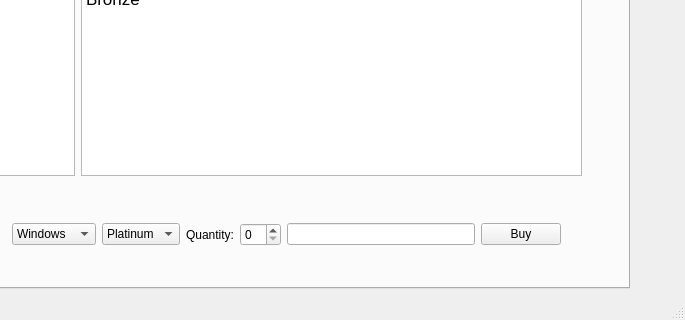
minipunch/cs1cproject2, file qt/mainwindow.ui: the form before one commit; both pictures show x 531 to 1216 and y 421 to 741 of the 1216 by 741 pixel window.
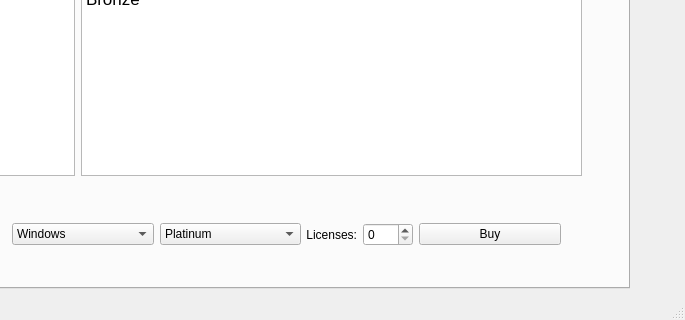
The form after the commit. The open tabs and pages were chosen to show the change. Icons and pictures are not drawn.

The edit to the form file:
```diff
--- a/qt/mainwindow.ui
+++ b/qt/mainwindow.ui
@@ -246,17 +246,17 @@
        </rect>
       </property>
       <layout class="QGridLayout" name="productsLayout">
-       <item row="0" column="2">
-        <widget class="QLabel" name="label_4">
-         <property name="text">
-          <string>Quantity:</string>
-         </property>
-        </widget>
-       </item>
        <item row="0" column="3">
-        <widget class="QSpinBox" name="spinBox"/>
+        <widget class="QSpinBox" name="spinBox">
+         <property name="maximumSize">
+          <size>
+           <width>50</width>
+           <height>16777215</height>
+          </size>
+         </property>
+        </widget>
        </item>
-       <item row="0" column="5">
+       <item row="0" column="4">
         <widget class="QPushButton" name="BuyButton">
          <property name="text">
           <string>Buy</string>
@@ -287,6 +287,22 @@
          </item>
         </widget>
        </item>
+       <item row="0" column="2">
+        <widget class="QLabel" name="label_4">
+         <property name="maximumSize">
+          <size>
+           <width>50</width>
+           <height>16777215</height>
+          </size>
+         </property>
+         <property name="text">
+          <string>Licenses:</string>
+         </property>
+         <property name="alignment">
+          <set>Qt::AlignRight|Qt::AlignTrailing|Qt::AlignVCenter</set>
+         </property>
+        </widget>
+       </item>
        <item row="0" column="0">
         <widget class="QComboBox" name="platformBox">
          <item>
@@ -306,9 +322,6 @@
          </item>
         </widget>
        </item>
-       <item row="0" column="4">
-        <widget class="QLineEdit" name="quantityEdit"/>
-       </item>
       </layout>
      </widget>
     </widget>
```
Left out of the diff: 3 changed lines with no effect on the pictures.
